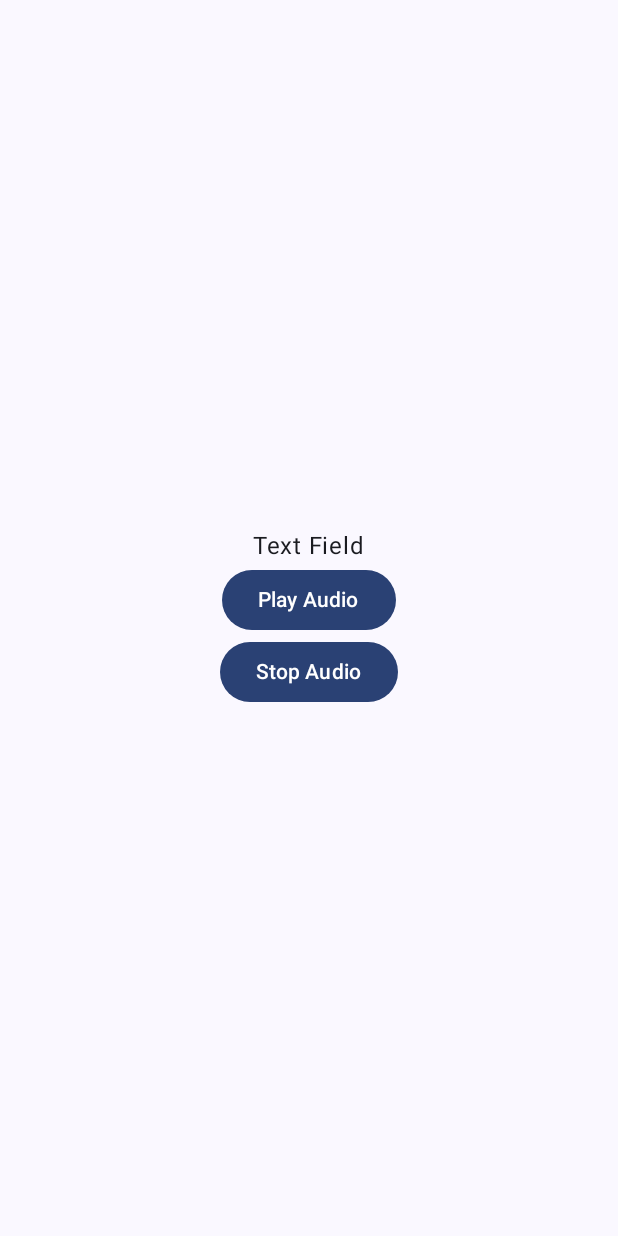
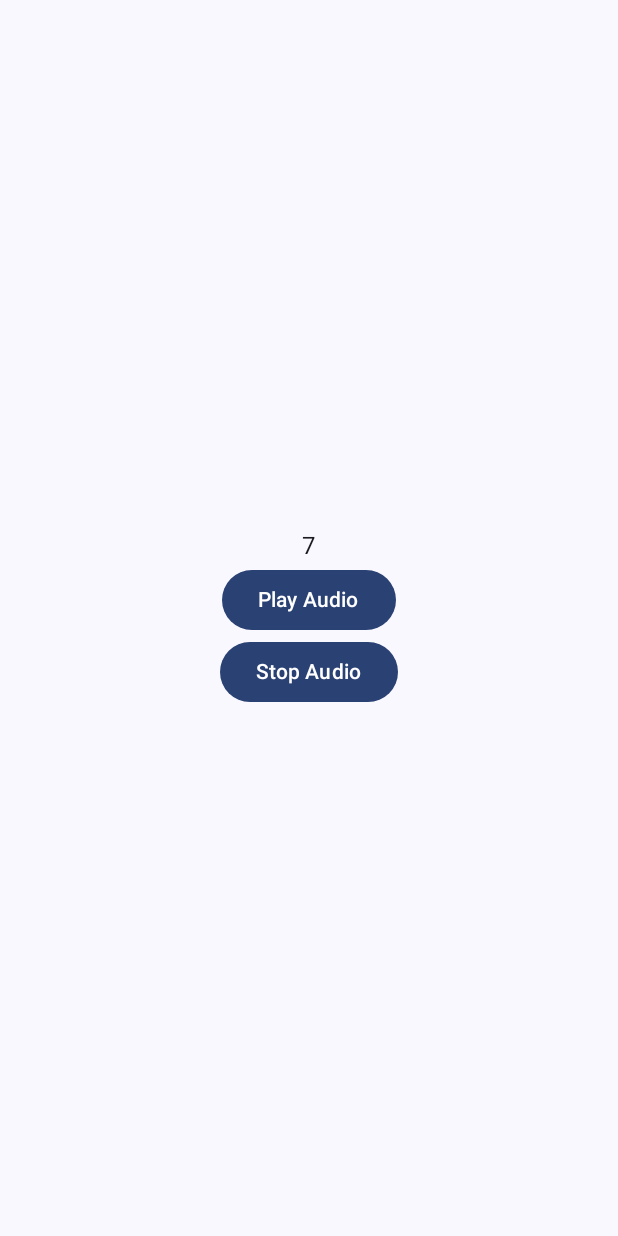
Before and after one commit to ThulaniCreatives/HearItBetter, an Android app built with Jetpack Compose: the screen it shows after launch (MainActivity), after a tap on "Play Audio", on a phone screen of 412 x 824 dp. Run offline under Robolectric (Android 15) with nearby library versions, the light colour scheme and no system bars; our stand-ins replace Dagger/Hilt's generated code.

Commit message:
[Feature/100000] add viewModel, audio files and added hilt

```diff
--- a/app/build.gradle.kts
+++ b/app/build.gradle.kts
@@ -2,6 +2,8 @@ plugins {
     alias(libs.plugins.android.application)
     alias(libs.plugins.kotlin.android)
     alias(libs.plugins.kotlin.compose)
+    alias(libs.plugins.dagger)
+    kotlin("kapt")
 }
 
 android {
@@ -49,6 +51,9 @@ dependencies {
     implementation(libs.androidx.ui.graphics)
     implementation(libs.androidx.ui.tooling.preview)
     implementation(libs.androidx.material3)
+    implementation(libs.dagger.hilt)
+    implementation(libs.hilt.compose.navigation)
+    kapt(libs.dagger.kapt)
     testImplementation(libs.junit)
     androidTestImplementation(libs.androidx.junit)
     androidTestImplementation(libs.androidx.espresso.core)
--- a/app/src/main/AndroidManifest.xml
+++ b/app/src/main/AndroidManifest.xml
@@ -3,6 +3,7 @@
     xmlns:tools="http://schemas.android.com/tools">
 
     <application
+        android:name=".HearItBetterApplication"
         android:allowBackup="true"
         android:dataExtractionRules="@xml/data_extraction_rules"
         android:fullBackupContent="@xml/backup_rules"
--- /dev/null
+++ b/app/src/main/java/com/example/hearitbetter/HearItBetterApplication.kt
@@ -0,0 +1,8 @@
+package com.example.hearitbetter
+
+import android.app.Application
+import dagger.hilt.android.HiltAndroidApp
+
+@HiltAndroidApp
+class HearItBetterApplication: Application() {
+}
--- a/app/src/main/java/com/example/hearitbetter/MainActivity.kt
+++ b/app/src/main/java/com/example/hearitbetter/MainActivity.kt
@@ -13,23 +13,23 @@ import androidx.compose.material3.Scaffold
 import androidx.compose.material3.Text
 import androidx.compose.runtime.Composable
 import androidx.compose.runtime.LaunchedEffect
+import androidx.compose.runtime.collectAsState
+import androidx.compose.runtime.getValue
 import androidx.compose.runtime.rememberCoroutineScope
 import androidx.compose.ui.Alignment
 import androidx.compose.ui.Modifier
 import androidx.compose.ui.tooling.preview.Preview
+import androidx.lifecycle.viewmodel.compose.viewModel
 import com.example.hearitbetter.audioManager.AudioPlayer
+import com.example.hearitbetter.ui.theme.AudioPlayerViewModel
 import com.example.hearitbetter.ui.theme.HearItBetterTheme
+import dagger.hilt.android.AndroidEntryPoint
 import kotlinx.coroutines.delay
 import kotlinx.coroutines.launch
 import java.io.File
 
+@AndroidEntryPoint
 class MainActivity : ComponentActivity() {
-
-    private val playAudio by lazy {
-        AudioPlayer(applicationContext)
-    }
-
-    private val audioFile: File? = null
 
     override fun onCreate(savedInstanceState: Bundle?) {
         super.onCreate(savedInstanceState)
@@ -38,7 +38,7 @@ class MainActivity : ComponentActivity() {
             HearItBetterTheme {
                 Scaffold(modifier = Modifier.fillMaxSize()) { innerPadding ->
                     TestScreen(
-                        name = "Android", modifier = Modifier.padding(innerPadding), playAudio
+                        name = "Android", modifier = Modifier.padding(innerPadding)
                     )
                 }
             }
@@ -47,26 +47,25 @@ class MainActivity : ComponentActivity() {
 }
 
 @Composable
-fun TestScreen(name: String, modifier: Modifier = Modifier, playAudio: AudioPlayer) {
- val scope = rememberCoroutineScope()
+fun TestScreen(name: String, modifier: Modifier = Modifier) {
+ val audioPlayerViewModel: AudioPlayerViewModel = viewModel()
+    val uiState by audioPlayerViewModel.uiState.collectAsState()
+
+
     Column(
         modifier = modifier.fillMaxSize(),
         verticalArrangement = Arrangement.Center,
         horizontalAlignment = Alignment.CenterHorizontally
     ) {
 
-        Text("Text Field")
+        Text("${uiState.playingNoise}")
         Button(onClick = {
-            playAudio.playAudio(R.raw.noise_2)
-            scope.launch {
-                delay(5000)
-            }
-            playAudio.playAudio(R.raw.one)
+            audioPlayerViewModel.playNoises()
 
         }) { Text("Play Audio") }
 
         Button(onClick = {
-            playAudio.stopAudio()
+            audioPlayerViewModel.stopPlaying()
 
         }) { Text("Stop Audio") }
 
--- /dev/null
+++ b/app/src/main/java/com/example/hearitbetter/di/Module.kt
@@ -0,0 +1,19 @@
+package com.example.hearitbetter.di
+
+import android.content.Context
+import com.example.hearitbetter.audioManager.AudioPlayer
+import dagger.Module
+import dagger.Provides
+import dagger.hilt.InstallIn
+import dagger.hilt.android.qualifiers.ApplicationContext
+import dagger.hilt.components.SingletonComponent
+import javax.inject.Singleton
+
+@Module
+@InstallIn(SingletonComponent::class)
+object Module {
+
+    @Provides
+    @Singleton
+    fun provideAudioPlayer(@ApplicationContext context: Context) = AudioPlayer(context)
+}
--- a/app/src/main/java/com/example/hearitbetter/ui/theme/AudioPlayerViewModel.kt
+++ b/app/src/main/java/com/example/hearitbetter/ui/theme/AudioPlayerViewModel.kt
@@ -1,12 +1,26 @@
 package com.example.hearitbetter.ui.theme
 
+import android.util.Log
 import androidx.lifecycle.ViewModel
+import androidx.lifecycle.viewModelScope
+import com.example.hearitbetter.R
+import com.example.hearitbetter.audioManager.AudioPlayer
 import com.example.hearitbetter.data.NoiseTestUIState
+import com.example.hearitbetter.data.getNoise
+import com.example.hearitbetter.data.selectDigits
+import dagger.hilt.android.lifecycle.HiltViewModel
+import kotlinx.coroutines.Dispatchers
+import kotlinx.coroutines.delay
 import kotlinx.coroutines.flow.MutableStateFlow
 import kotlinx.coroutines.flow.StateFlow
 import kotlinx.coroutines.flow.asStateFlow
+import kotlinx.coroutines.launch
+import javax.inject.Inject
 
-class AudioPlayerViewModel : ViewModel() {
+@HiltViewModel
+class AudioPlayerViewModel @Inject constructor(
+    private val audioPlayer: AudioPlayer
+) : ViewModel() {
 
     private val _uiState = MutableStateFlow(NoiseTestUIState())
     val uiState: StateFlow<NoiseTestUIState> = _uiState.asStateFlow()
@@ -14,12 +28,57 @@ class AudioPlayerViewModel : ViewModel() {
     private var usedDigits: MutableSet<Int> = mutableSetOf()
 
     init {
+        usedDigits.clear()
+    }
 
-        //reset usedDigits
-        usedDigits.clear()
-        //
+    fun playNoises() {
+
+        viewModelScope.launch(Dispatchers.IO) {
+            playNoise()
+            delay(3000)
+            playDigit()
+            delay(2000)
+            playDigit()
+            delay(2000)
+            playDigit()
+        }
+
+
+    }
+
+    fun stopPlaying() {
+        audioPlayer.stopAudio()
+    }
+
+    suspend fun playNoise(){
+        audioPlayer.playAudio(selectRandomNoiseAndShuffle())
+    }
+
+    suspend fun playDigit(){
+
+        val selected =selectDigits(_uiState.value.playingNoise)
+
+        audioPlayer.playAudio(selected.digitSource)
+    }
+
+    private fun selectRandomNoiseAndShuffle(): Int {
+        // Continue picking up a new random word until you get one that hasn't been used before
+        val selectedNoice = getNoise().random()
+        _uiState.value = NoiseTestUIState(
+            selectedNoice.noiseId,
+            selectedNoice.noiseSource,
+            selectedNoice.score,
+            selectedNoice.isDifficult
+        )
+        Log.i("ViewModel", "" + selectedNoice)
+        if (usedDigits.contains(selectedNoice.noiseId)) {
+            // selectRandomNoiseAndShuffle()
+        } else {
+            usedDigits.add(selectedNoice.noiseId)
+        }
+
+        return selectedNoice.noiseSource
     }
 
 
-
 }
--- a/build.gradle.kts
+++ b/build.gradle.kts
@@ -3,4 +3,5 @@ plugins {
     alias(libs.plugins.android.application) apply false
     alias(libs.plugins.kotlin.android) apply false
     alias(libs.plugins.kotlin.compose) apply false
+    alias(libs.plugins.dagger) apply false
 }
```
Also changed, not shown: app/src/main/java/com/example/hearitbetter/data/Noise.kt (+15 -5 lines), gradle/libs.versions.toml (+13 -2 lines), 10 other files.
